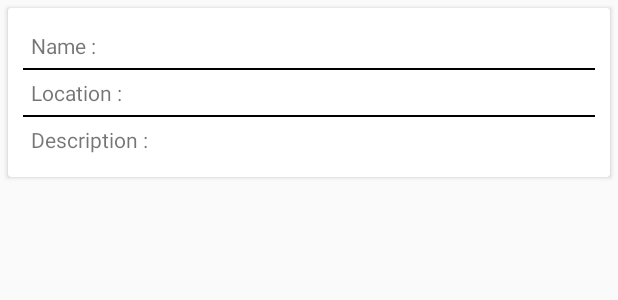
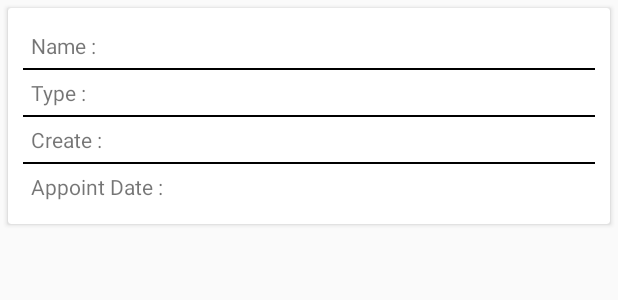
Before and after one commit to MHamzaShahzad/WedlogApp, an Android app: the layout layout_event_order_adapter.xml on its own in the app's theme, with its tools: preview values and no code run, on a phone screen of 412 x 824 dp. Shown: the top 300 px of the screen. Run offline under Robolectric (Android 15) with nearby library versions, the phone set to English and light mode, and no system bars; network calls fail.

Commit message:
Hall and Event, Order and Booking file updated.

```diff
--- a/app/src/main/java/com/example/wedlogapp/adapters/event_orders/EventOrdersAdapter.java
+++ b/app/src/main/java/com/example/wedlogapp/adapters/event_orders/EventOrdersAdapter.java
@@ -30,7 +30,10 @@ public class EventOrdersAdapter extends RecyclerView.Adapter<EventOrdersAdapterH
     @Override
     public void onBindViewHolder(@NonNull EventOrdersAdapterHolder holder, int position) {
         EventOrder eventOrder = eventOrderList.get(holder.getAdapterPosition());
-
+        holder.textPlaceName.setText(eventOrder.getEvent_name());
+        holder.textPlaceAppointDate.setText(eventOrder.getAppoint_date());
+        holder.textPlaceCreate.setText(eventOrder.getCreate());
+        holder.textPlaceType.setText(eventOrder.getType());
     }
 
     @Override
--- a/app/src/main/java/com/example/wedlogapp/adapters/hall_orders/HallOrdersAdapter.java
+++ b/app/src/main/java/com/example/wedlogapp/adapters/hall_orders/HallOrdersAdapter.java
@@ -30,6 +30,10 @@ public class HallOrdersAdapter extends RecyclerView.Adapter<HallOrdersAdapterHol
     @Override
     public void onBindViewHolder(@NonNull HallOrdersAdapterHolder holder, int position) {
         HallOrder hallOrder = hallOrderList.get(holder.getAdapterPosition());
+        holder.textPlaceName.setText(hallOrder.hall_name);
+        holder.textPlaceAppointDate.setText(hallOrder.appoint_date);
+        holder.textPlaceCustomNote.setText(hallOrder.custom_note);
+        holder.textPlaceSeatingPlan.setText(hallOrder.seating_plan);
     }
 
     @Override
--- a/app/src/main/java/com/example/wedlogapp/adapters/hall_orders/HallOrdersAdapterHolder.java
+++ b/app/src/main/java/com/example/wedlogapp/adapters/hall_orders/HallOrdersAdapterHolder.java
@@ -10,7 +10,7 @@ import com.example.wedlogapp.R;
 
 public class HallOrdersAdapterHolder extends RecyclerView.ViewHolder {
 
-    private TextView textPlaceName, textPlaceAppointDate, textPlaceSeatingPlan, textPlaceCustomNote;
+    public TextView textPlaceName, textPlaceAppointDate, textPlaceSeatingPlan, textPlaceCustomNote;
 
     public HallOrdersAdapterHolder(@NonNull View itemView) {
         super(itemView);
--- a/app/src/main/res/layout/layout_event_order_adapter.xml
+++ b/app/src/main/res/layout/layout_event_order_adapter.xml
@@ -24,7 +24,7 @@
                 android:text="Name : " />
 
             <TextView
-                android:id="@+id/textPlaceTransportName"
+                android:id="@+id/textPlaceName"
                 android:layout_width="wrap_content"
                 android:layout_height="wrap_content"
                 android:layout_gravity="end" />
@@ -45,10 +45,10 @@
             <TextView
                 android:layout_width="wrap_content"
                 android:layout_height="wrap_content"
-                android:text="Location : " />
+                android:text="Type : " />
 
             <TextView
-                android:id="@+id/textPlaceTransportLocation"
+                android:id="@+id/textPlaceType"
                 android:layout_width="wrap_content"
                 android:layout_height="wrap_content"
                 android:layout_gravity="end" />
@@ -69,10 +69,34 @@
             <TextView
                 android:layout_width="wrap_content"
                 android:layout_height="wrap_content"
-                android:text="Description : " />
+                android:text="Create : " />
 
             <TextView
-                android:id="@+id/textPlaceTransportDescription"
+                android:id="@+id/textPlaceCreate"
+                android:layout_width="wrap_content"
+                android:layout_height="wrap_content"
+                android:layout_gravity="end" />
+
+        </LinearLayout>
+
+        <View
+            android:layout_width="match_parent"
+            android:layout_height="1dp"
+            android:background="#000" />
+
+        <LinearLayout
+            android:layout_width="match_parent"
+            android:layout_height="wrap_content"
+            android:layout_margin="5dp"
+            android:orientation="horizontal">
+
+            <TextView
+                android:layout_width="wrap_content"
+                android:layout_height="wrap_content"
+                android:text="Appoint Date : " />
+
+            <TextView
+                android:id="@+id/textPlaceAppointDate"
                 android:layout_width="wrap_content"
                 android:layout_height="wrap_content"
                 android:layout_gravity="end" />
```
Also changed, not shown: app/src/main/java/com/example/wedlogapp/adapters/event_orders/EventOrdersAdapterHolder.java (+12 -0 lines).
